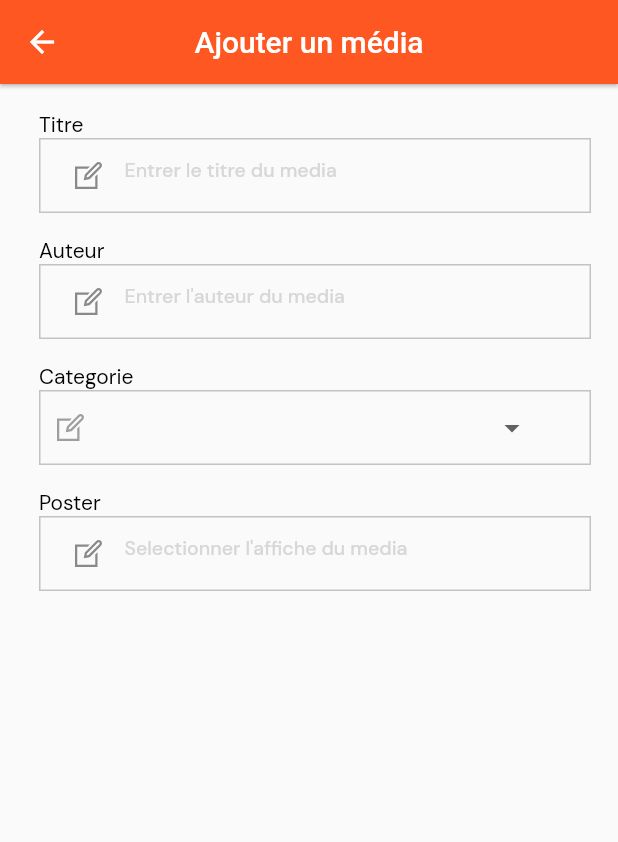
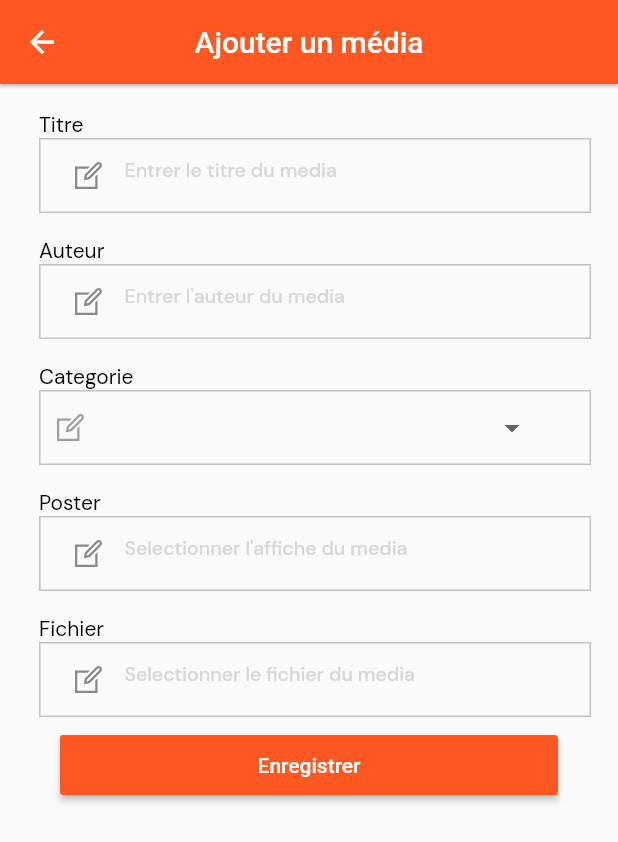
Before and after one commit to Moise-Nturubika/OkonectFront, a Flutter app: the VideoForm screen opened directly, on a phone screen of 412 x 824 dp. Shown: the top 842 px of the screen. Run offline on Flutter 3.47's test engine with Material 2 defaults, Android fonts, the phone set to English and light mode, and no system bars; our stand-ins replace avatar_glow, cached_network_image, carousel_slider, chewie, flutter_bloc, flutter_spinkit and 12 more; missing offline and left inert: audio_session, dart:ffi; network calls fail.

Commit message:
Make image, video picker to media form

```diff
--- a/lib/ui/profil/videos/videoForm.dart
+++ b/lib/ui/profil/videos/videoForm.dart
@@ -13,9 +13,16 @@ class VideoForm extends StatefulWidget {
 
 class _VideoFormState extends State<VideoForm> {
   var _image;
+  var _video;
   var imagePicker;
   String? categorieSelected;
   List<DropdownMenuItem<String>> dropDownItems = [];
+
+  //Form controllers
+  final ctrlTitre = new TextEditingController();
+  final ctrlAuteur = new TextEditingController();
+  final ctrlPoster = new TextEditingController();
+  final ctrlFichier = new TextEditingController();
 
   @override
   void initState() {
@@ -45,11 +52,13 @@ class _VideoFormState extends State<VideoForm> {
         child: Column(
           children: [
             CustomTextField(
+              controler: ctrlTitre,
               hintText: "Entrer le titre du media",
               title: "Titre",
               margeText: 1,
             ),
             CustomTextField(
+              controler: ctrlAuteur,
               hintText: "Entrer l'auteur du media",
               title: "Auteur",
               margeText: 1,
@@ -68,12 +77,15 @@ class _VideoFormState extends State<VideoForm> {
                       onChanged: (value) {
                         // print(value);
                         // categorieSelected = value;
-                        // setState(() {});
+                        setState(() {
+                          categorieSelected = value.toString();
+                        });
                       },
                       isExpanded: true,
                       items: dropDownItems),
                 )),
             CustomTextField(
+              controler: ctrlPoster,
               hintText: "Selectionner l'affiche du media",
               title: "Poster",
               margeText: 1,
@@ -85,10 +97,34 @@ class _VideoFormState extends State<VideoForm> {
                     imageQuality: 50,
                     preferredCameraDevice: CameraDevice.front);
                 setState(() {
-                  _image = File(image.path);
+                  if (image.path.isNotEmpty) {
+                    _image = File(image.path);
+                    ctrlPoster.text = image.name;
+                  }
                 });
               },
             ),
+            CustomTextField(
+              controler: ctrlFichier,
+              hintText: "Selectionner le fichier du media",
+              title: "Fichier",
+              margeText: 1,
+              readOnly: true,
+              onPressed: () async {
+                var source = ImageSource.gallery;
+                XFile video = await imagePicker.pickVideo(
+                    source: source,
+                    // imageQuality: 50,
+                    preferredCameraDevice: CameraDevice.front);
+                setState(() {
+                  if (video.path.isNotEmpty) {
+                    _video = File(video.path);
+                    ctrlFichier.text = video.name;
+                  }
+                });
+              },
+            ),
+            button(label: "Enregistrer", onPressed: () {})
           ],
         ),
       ),
--- a/lib/ui/widgets/widgets.dart
+++ b/lib/ui/widgets/widgets.dart
@@ -281,3 +281,25 @@ class CustomTextField extends StatelessWidget {
     );
   }
 }
+
+Widget button({String? label, var onPressed}) {
+  return Container(
+    padding: EdgeInsets.symmetric(vertical: 0.0, horizontal: 30.0),
+    width: double.infinity,
+    child: RaisedButton(
+      padding: EdgeInsets.all(12.0),
+      // shape: StadiumBorder(),
+      child: Row(
+        mainAxisAlignment: MainAxisAlignment.center,
+        children: [
+          Text(
+            "$label",
+            style: TextStyle(color: Colors.white),
+          ),
+        ],
+      ),
+      color: Colors.deepOrange,
+      onPressed: onPressed,
+    ),
+  );
+}
```
